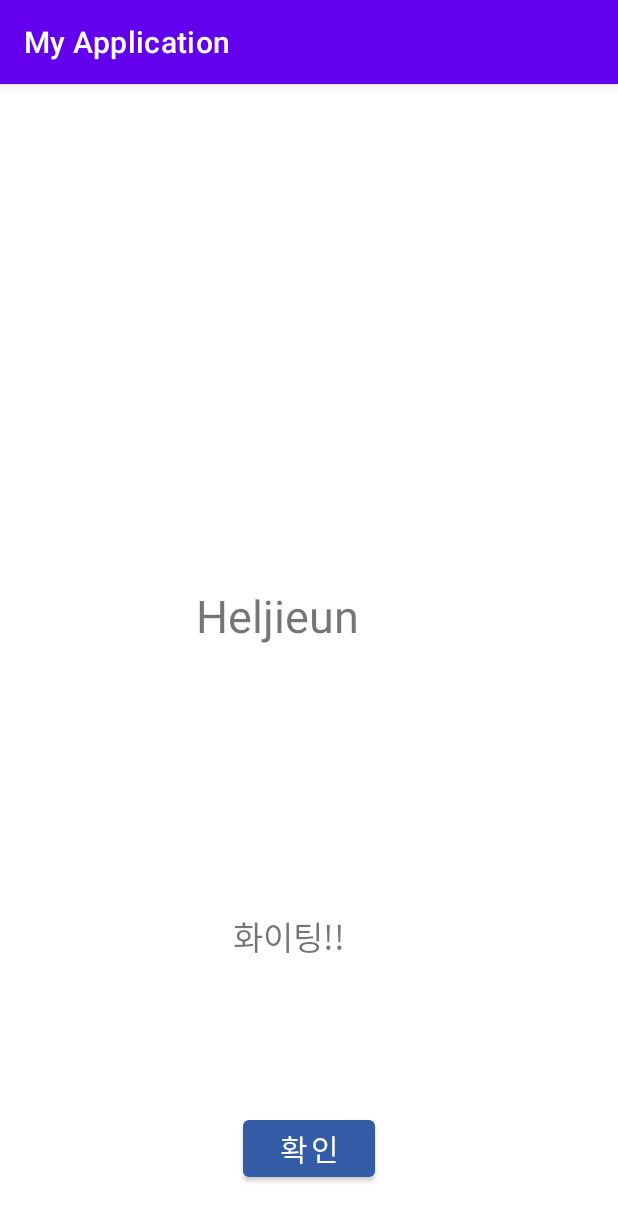
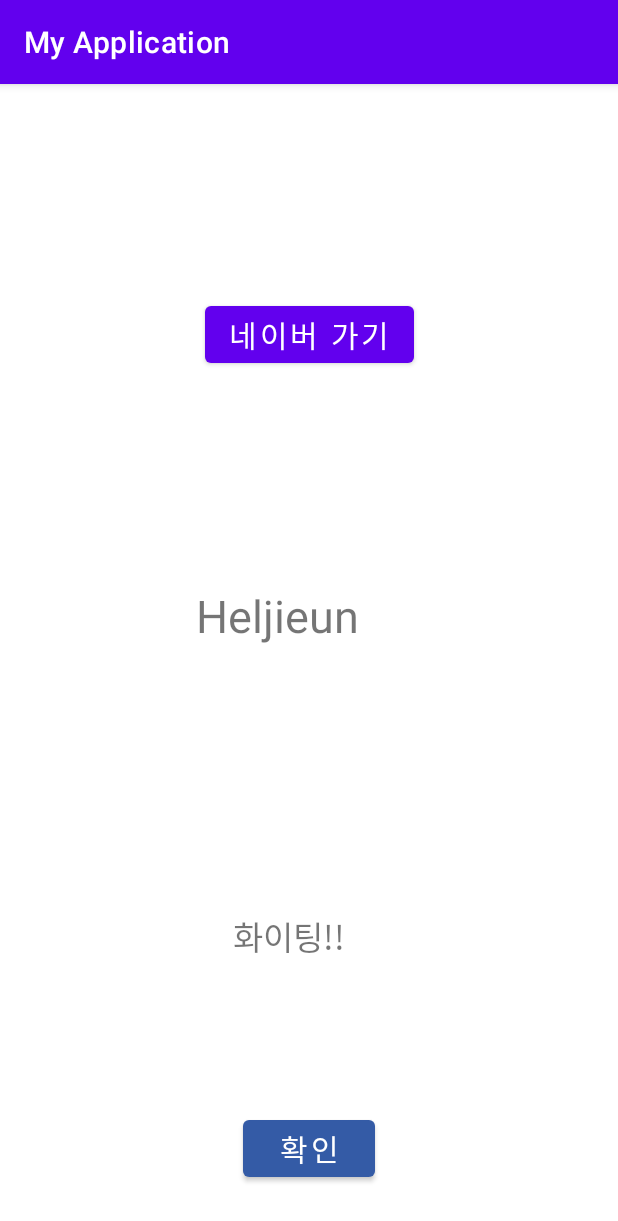
Before and after one commit to jieunheo/android, an Android app: the screen it shows after launch (MainActivity), after a tap on "확인", on a phone screen of 412 x 824 dp. Shown: the top 1221 px of the screen. Run offline under Robolectric (Android 15) with nearby library versions, the phone set to English and light mode, and no system bars.

Commit message:
버튼 클릭 시 링크 이동

```diff
--- a/androidFirst/app/src/main/java/com/example/myapplication/MainActivity.java
+++ b/androidFirst/app/src/main/java/com/example/myapplication/MainActivity.java
@@ -2,6 +2,8 @@ package com.example.myapplication;
 
 import androidx.appcompat.app.AppCompatActivity;
 
+import android.content.Intent;
+import android.net.Uri;
 import android.os.Bundle;
 import android.view.View;
 import android.widget.Toast;
@@ -20,4 +22,12 @@ public class MainActivity extends AppCompatActivity {
         Toast.makeText(this,"안녕하세요",Toast.LENGTH_SHORT).show();
 
     }
+
+    public void onButton2Clicked(View view) {
+
+        //링크 이동
+        Intent myIntent = new Intent(Intent.ACTION_VIEW, Uri.parse("http://m.naver.com"));
+        startActivity(myIntent);
+
+    }
 }
--- a/androidFirst/app/src/main/res/layout/activity_main.xml
+++ b/androidFirst/app/src/main/res/layout/activity_main.xml
@@ -44,4 +44,16 @@
         app:layout_constraintStart_toStartOf="parent"
         app:layout_constraintTop_toBottomOf="@+id/textView" />
 
+    <Button
+        android:id="@+id/button2"
+        android:layout_width="wrap_content"
+        android:layout_height="wrap_content"
+        android:onClick="onButton2Clicked"
+        android:text="네이버 가기"
+        android:textSize="20sp"
+        app:layout_constraintBottom_toTopOf="@+id/textView2"
+        app:layout_constraintEnd_toEndOf="parent"
+        app:layout_constraintStart_toStartOf="parent"
+        app:layout_constraintTop_toTopOf="parent" />
+
 </androidx.constraintlayout.widget.ConstraintLayout>
```
